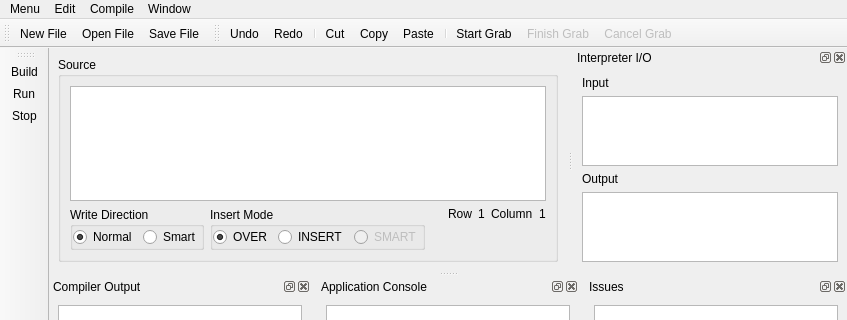
Old version of the form Editor/TextEditor/mainwindow.ui in the repository ccebinger/SWPSoSe14; both pictures show x 0 to 847 and y 0 to 320 of the 847 by 505 pixel window.
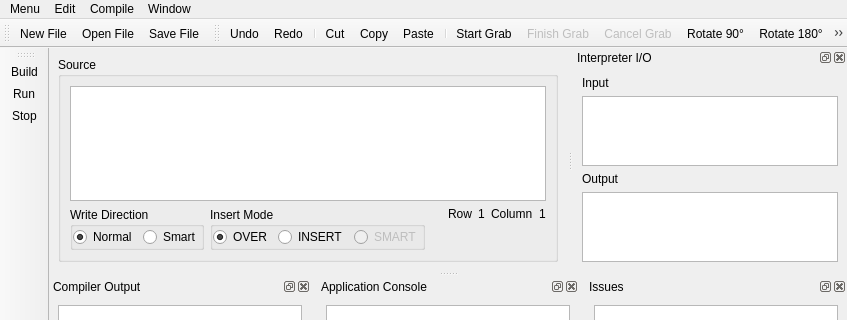
New version of the form. Icons and pictures are not drawn. Custom widgets are drawn as their Qt base class.

Commit message: fixed TextSelection modifying functions; connected gui with grab modifying functions; refactoring

Patch:
```diff
--- a/Editor/TextEditor/mainwindow.ui
+++ b/Editor/TextEditor/mainwindow.ui
@@ -463,6 +463,11 @@
    <addaction name="ui_startGrabAction"/>
    <addaction name="ui_finishGrabAction"/>
    <addaction name="ui_cancelGrabAction"/>
+   <addaction name="ui_rotate90Action"/>
+   <addaction name="ui_rotate180Action"/>
+   <addaction name="ui_rotate270Action"/>
+   <addaction name="ui_mirrorHorizontalAction"/>
+   <addaction name="ui_mirrorVerticalAction"/>
   </widget>
   <action name="ui_newFileAction">
    <property name="icon">
@@ -772,6 +777,9 @@
    </property>
   </action>
   <action name="ui_rotate90Action">
+   <property name="enabled">
+    <bool>true</bool>
+   </property>
    <property name="text">
     <string>Rotate 90°</string>
    </property>
```
Left out of the diff: 12 changed lines with no effect on the pictures. The commit also changes 3 other files.
